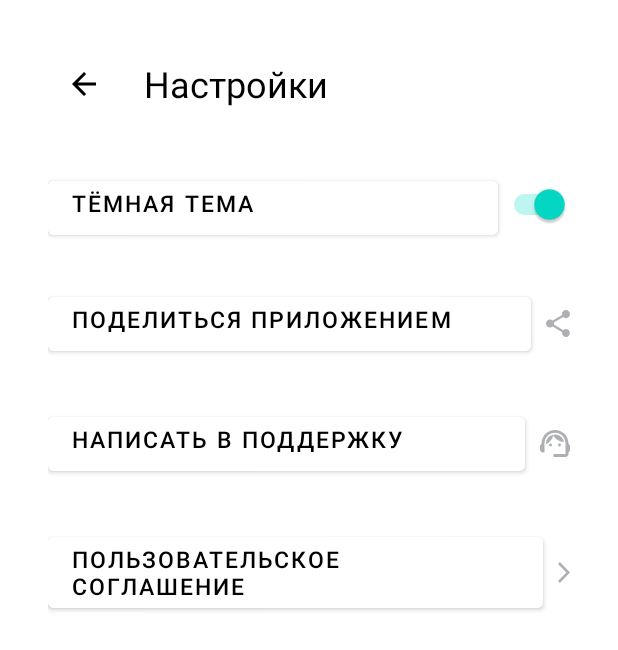
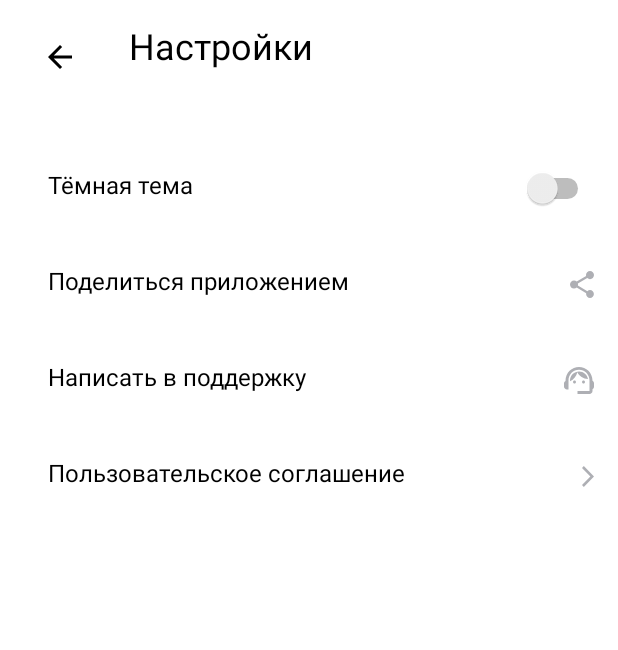
Before and after one commit to PavelTemnikov92/My_App_Playlist, an Android app: the SettingsActivity screen opened directly, with no data from a screen before it, on a phone screen of 412 x 824 dp. Shown: the top 650 px of the screen. Run offline under Robolectric (Android 15) with nearby library versions, the phone set to English and light mode, and no system bars.

Commit message:
исправленый выриант

```diff
--- a/app/src/main/res/layout/activity_setting.xml
+++ b/app/src/main/res/layout/activity_setting.xml
@@ -1,26 +1,28 @@
 <?xml version="1.0" encoding="utf-8"?>
 <LinearLayout xmlns:android="http://schemas.android.com/apk/res/android"
     xmlns:app="http://schemas.android.com/apk/res-auto"
+    xmlns:tools="http://schemas.android.com/tools"
     android:layout_width="match_parent"
     android:layout_height="match_parent"
     android:orientation="vertical"
-    android:padding="@dimen/common_padding">
-
+    android:paddingTop="14dp"
+    android:paddingStart="16dp"
+    android:paddingEnd="16dp"
+    android:paddingBottom="@dimen/common_padding">
 
 
     <LinearLayout
         android:layout_width="match_parent"
-        android:layout_height="wrap_content"
-        android:orientation="horizontal"
-        android:gravity="center_vertical"
-        android:padding="16dp">
+        android:layout_height="56dp"
+        android:layout_marginBottom="16dp"
+        tools:ignore="ExtraText,TextSizeCheck">>
 
         <ImageButton
             android:id="@+id/backButton"
             android:layout_width="wrap_content"
             android:layout_height="wrap_content"
             android:src="@drawable/back"
-            android:background="@null"
+            android:background="@android:color/transparent"
             android:contentDescription="Назад"
             app:tint="#FF000000" />
 
@@ -30,52 +32,55 @@
             android:text="@string/settings"
             android:textColor="@color/black"
             android:textSize="@dimen/settings_title_text_size"
-            android:paddingStart="@dimen/settings_title_padding_start" />
+            android:paddingStart="22dp" />
     </LinearLayout>
-
-
-
 
 
     <LinearLayout
         android:layout_width="match_parent"
         android:layout_height="wrap_content"
-        android:padding="16dp">
+        android:orientation="horizontal"
+        android:gravity="center_vertical"
+        android:layout_marginTop="@dimen/settings_menu_item_margin_top"
+        android:layout_marginBottom="@dimen/settings_menu_item_margin_bottom">
 
         <Button
-            android:layout_width="wrap_content"
+            android:layout_width="0dp"
             android:layout_height="wrap_content"
             android:layout_weight="1"
-            android:backgroundTint="@color/white"
+            android:gravity="start"
             android:text="@string/dark_theme"
+            android:textAppearance="@string/dark_theme"
             android:textColor="@color/black"
-            android:textSize="@dimen/settings_button_text_size"
-            android:gravity="start"/>
+            android:textSize="@dimen/settings_menu_text_size"
+            android:background="@android:color/transparent" />
 
         <Switch
             android:layout_width="wrap_content"
-            android:layout_height="@dimen/settings_button_height"
-            android:checked="true" />
+            android:layout_height="wrap_content"
+            android:checked="false"
+            tools:ignore="UseSwitchCompatOrMaterialXml,TouchTargetSizeCheck" />
     </LinearLayout>
-
-
 
 
     <LinearLayout
         android:layout_width="match_parent"
         android:layout_height="wrap_content"
+        android:orientation="horizontal"
         android:gravity="center_vertical"
-        android:padding="16dp">
+        android:layout_marginTop="@dimen/settings_menu_item_margin_bottom"
+        android:layout_marginBottom="@dimen/settings_menu_item_margin_bottom">
 
         <Button
             android:layout_width="0dp"
             android:layout_height="wrap_content"
             android:layout_weight="1"
-            android:backgroundTint="@color/white"
+            android:gravity="start"
             android:text="@string/share_app"
+            android:textAppearance="@string/share_app"
             android:textColor="@color/black"
-            android:textSize="@dimen/settings_button_text_size"
-            android:gravity="start"/>
+            android:textSize="@dimen/settings_menu_text_size"
+            android:background="@android:color/transparent" />
 
         <ImageView
             android:layout_width="wrap_content"
@@ -88,18 +93,21 @@
     <LinearLayout
         android:layout_width="match_parent"
         android:layout_height="wrap_content"
+        android:orientation="horizontal"
         android:gravity="center_vertical"
-        android:padding="16dp">
+        android:layout_marginTop="@dimen/settings_menu_item_margin_bottom"
+        android:layout_marginBottom="@dimen/settings_menu_item_margin_bottom">
 
         <Button
             android:layout_width="0dp"
             android:layout_height="wrap_content"
             android:layout_weight="1"
-            android:backgroundTint="@color/white"
+            android:gravity="start"
             android:text="@string/support"
+            android:textAppearance="@string/support"
             android:textColor="@color/black"
-            android:textSize="@dimen/settings_button_text_size"
-            android:gravity="start"/>
+            android:textSize="@dimen/settings_menu_text_size"
+            android:background="@android:color/transparent" />
 
         <ImageView
             android:layout_width="wrap_content"
@@ -112,18 +120,21 @@
     <LinearLayout
         android:layout_width="match_parent"
         android:layout_height="wrap_content"
+        android:orientation="horizontal"
         android:gravity="center_vertical"
-        android:padding="16dp">
+        android:layout_marginTop="@dimen/settings_menu_item_margin_bottom"
+        android:layout_marginBottom="@dimen/settings_menu_item_margin_bottom">
 
         <Button
             android:layout_width="0dp"
             android:layout_height="wrap_content"
             android:layout_weight="1"
-            android:backgroundTint="@color/white"
+            android:gravity="start"
             android:text="@string/user_agreement"
+            android:textAppearance="@string/user_agreement"
             android:textColor="@color/black"
-            android:textSize="@dimen/settings_button_text_size"
-            android:gravity="start"/>
+            android:textSize="@dimen/settings_menu_text_size"
+            android:background="@android:color/transparent" />
 
         <ImageView
             android:layout_width="wrap_content"
@@ -131,5 +142,4 @@
             android:paddingStart="10dp"
             android:src="@drawable/arrow_right" />
     </LinearLayout>
-
 </LinearLayout>
--- a/app/src/main/res/values/strings.xml
+++ b/app/src/main/res/values/strings.xml
@@ -1,10 +1,9 @@
 <resources>
     <string name="app_name">Playlist Maker</string>
-    <string name="title_hello">Hello World</string>
     <string name="search">Поиск</string>
-    <string name="media">Медиа</string>
+    <string name="media">Медиатека</string>
     <string name="settings">Настройки</string>
-    <string name="playlist_maker">Playlist maker</string>
+    <string name="playlist_maker">Playlist Maker</string>
     <string name="dark_theme">Тёмная тема</string>
     <string name="share_app">Поделиться приложением</string>
     <string name="support">Написать в поддержку</string>
```
Also changed, not shown: app/src/main/res/layout/activity_main.xml (+22 -16 lines), app/src/main/res/values/dimens.xml (+13 -4 lines).
